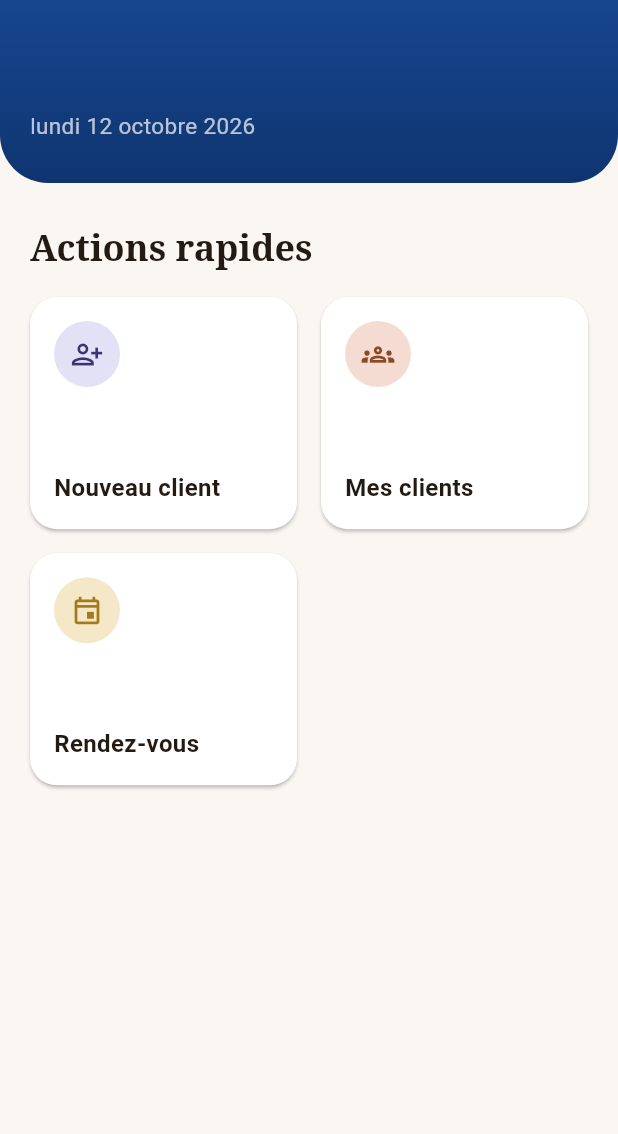
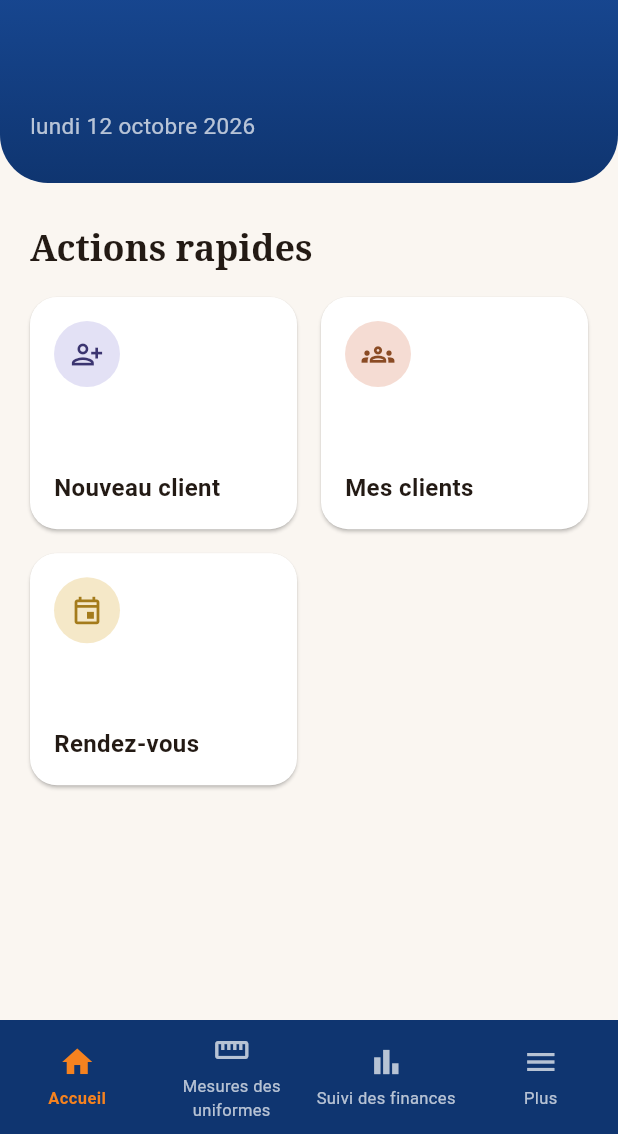
Before and after one commit to ouattaradanou-debug/forevercare-ai, a Flutter app: the EcranAccueilProvisoire screen opened by its route, on a phone screen of 412 x 824 dp, the part 102-1236 px from its top. Run offline on Flutter 3.47's test engine with Material 3 defaults, Android fonts, the phone set to English and light mode, and no system bars; our stand-ins replace audioplayers, cached_network_image, connectivity_plus, drift, flutter_contacts, flutter_image_compress and 16 more; missing offline and left inert: record; accounts and stored records are empty; generated files the repository leaves out were written again.

Commit message:
Ajoute une barre de navigation permanente en bas (Accueil/Mesures/Finances/Plus)
Première étape de la refonte de l'écran d'accueil : restructure le
routeur autour d'une coquille de navigation (StatefulShellRoute)
partagée par 4 destinations principales — Accueil, Mesures des
uniformes, Suivi des finances, et un nouvel écran "Plus" regroupant
les écrans secondaires (historiques, types de tenue, paramètres).
Les autres écrans (fiche client, détail groupe…) restent des routes
normales empilées au-dessus, qui masquent temporairement la barre
comme dans la plupart des applications à onglets. Retire les deux
liens "Suivi des finances"/"Mesures des uniformes" de l'accueil,
désormais redondants avec la barre.

Changement purement structurel (navigation) : le style visuel de
l'écran d'accueil sera ajusté dans une prochaine étape.

Co-Authored-By: Claude Sonnet 5 <noreply@anthropic.com>
Claude-Session: https://claude.ai/code/session_01HPRTXPCgGzxUX9YW2QHUsa

```diff
--- /dev/null
+++ b/atelier_plus/lib/core/router/coquille_navigation.dart
@@ -0,0 +1,87 @@
+import 'package:flutter/material.dart';
+import 'package:go_router/go_router.dart';
+
+const _bleuSedaFonce = Color(0xFF0F3570);
+const _orangeSeda = Color(0xFFF5821F);
+
+/// Coquille de navigation commune aux 4 destinations principales (Accueil,
+/// Mesures des uniformes, Suivi des finances, Plus) : une barre de
+/// navigation fixe en bas de l'écran, partagée par toute l'application.
+/// Les écrans atteints depuis ces destinations (fiche client, détail d'un
+/// groupe, prise de mesure…) restent des routes normales, empilées
+/// au-dessus — la barre du bas disparaît alors le temps de la consultation,
+/// comme dans la plupart des applications à onglets, et réapparaît au
+/// retour sur l'une des 4 destinations.
+class EcranCoquilleNavigation extends StatelessWidget {
+  const EcranCoquilleNavigation({super.key, required this.navigationShell});
+
+  final StatefulNavigationShell navigationShell;
+
+  @override
+  Widget build(BuildContext context) {
+    return Scaffold(
+      body: navigationShell,
+      bottomNavigationBar: _BarreNavigationBasse(
+        indexActuel: navigationShell.currentIndex,
+        onTap: (index) => navigationShell.goBranch(
+          index,
+          initialLocation: index == navigationShell.currentIndex,
+        ),
+      ),
+    );
+  }
+}
+
+class _BarreNavigationBasse extends StatelessWidget {
+  const _BarreNavigationBasse({required this.indexActuel, required this.onTap});
+
+  final int indexActuel;
+  final ValueChanged<int> onTap;
+
+  static const _elements = [
+    (icone: Icons.home_outlined, iconeActif: Icons.home, libelle: 'Accueil'),
+    (icone: Icons.straighten_outlined, iconeActif: Icons.straighten, libelle: 'Mesures des uniformes'),
+    (icone: Icons.bar_chart_outlined, iconeActif: Icons.bar_chart, libelle: 'Suivi des finances'),
+    (icone: Icons.menu, iconeActif: Icons.menu, libelle: 'Plus'),
+  ];
+
+  @override
+  Widget build(BuildContext context) {
+    return SafeArea(
+      top: false,
+      child: Container(
+        decoration: const BoxDecoration(color: _bleuSedaFonce),
+        padding: const EdgeInsets.symmetric(vertical: 8),
+        child: Row(
+          children: [
+            for (var i = 0; i < _elements.length; i++)
+              Expanded(
+                child: InkWell(
+                  onTap: () => onTap(i),
+                  child: Column(
+                    mainAxisSize: MainAxisSize.min,
+                    children: [
+                      Icon(
+                        i == indexActuel ? _elements[i].iconeActif : _elements[i].icone,
+                        color: i == indexActuel ? _orangeSeda : Colors.white70,
+                      ),
+                      const SizedBox(height: 4),
+                      Text(
+                        _elements[i].libelle,
+                        textAlign: TextAlign.center,
+                        style: TextStyle(
+                          fontSize: 11,
+                          fontWeight: i == indexActuel ? FontWeight.bold : FontWeight.normal,
+                          color: i == indexActuel ? _orangeSeda : Colors.white70,
+                        ),
+                      ),
+                    ],
+                  ),
+                ),
+              ),
+          ],
+        ),
+      ),
+    );
+  }
+}
```
Also changed, not shown: atelier_plus/lib/core/router/app_router.dart (+41 -11 lines), atelier_plus/lib/features/auth/presentation/ecran_accueil_provisoire.dart (+0 -45 lines), atelier_plus/lib/features/plus/presentation/ecran_plus.dart (added, +88 -0 lines).
